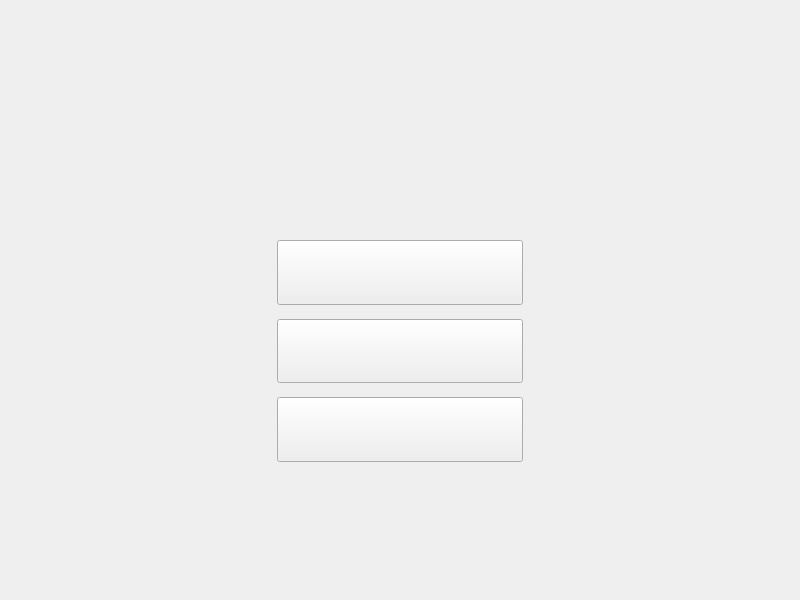
Qt form game.ui (TithSambath/Game-XO) before a commit.
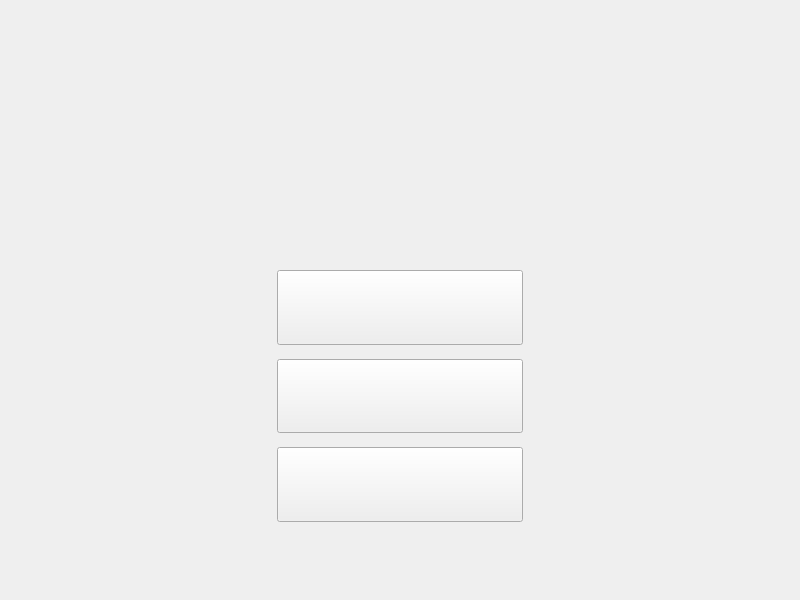
The same form after that commit. Icons and pictures are not drawn.

```diff
--- a/game.ui
+++ b/game.ui
@@ -227,12 +227,12 @@
            <enum>Qt::Vertical</enum>
           </property>
           <property name="sizeType">
-           <enum>QSizePolicy::Maximum</enum>
+           <enum>QSizePolicy::Preferred</enum>
           </property>
           <property name="sizeHint" stdset="0">
            <size>
             <width>20</width>
-            <height>120</height>
+            <height>60</height>
            </size>
           </property>
          </spacer>
```
Left out of the diff: 346 changed lines with no effect on the pictures.
